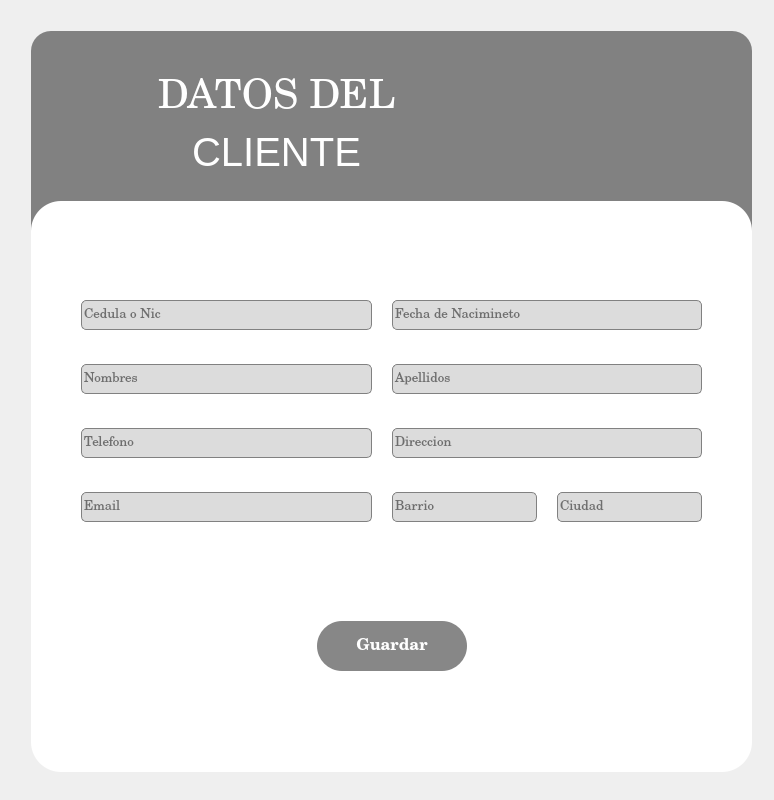
Old version of the form app/views/registrarClienteForm.ui in the repository Jpalacio98/Tzedaka.
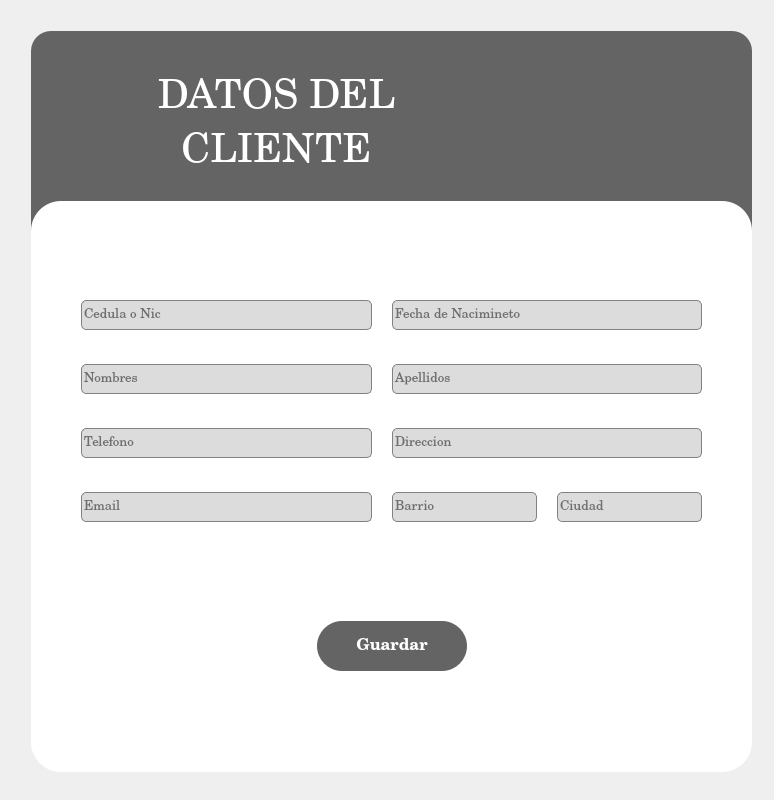
New version of the form. Icons and pictures are not drawn.

Patch:
```diff
--- a/app/views/registrarClienteForm.ui
+++ b/app/views/registrarClienteForm.ui
@@ -38,7 +38,7 @@
        </rect>
       </property>
       <property name="styleSheet">
-       <string notr="true">background-color: rgb(129, 129, 129);
+       <string notr="true">background-color: rgb(100, 100, 100);
 border-radius:20px;</string>
       </property>
       <property name="frameShape">
@@ -103,6 +103,7 @@
          <widget class="QLabel" name="label_3">
           <property name="font">
            <font>
+            <family>Century Schoolbook</family>
             <pointsize>30</pointsize>
            </font>
           </property>
@@ -490,7 +491,7 @@
             </font>
            </property>
            <property name="styleSheet">
-            <string notr="true">background-color: rgb(135, 135, 135);
+            <string notr="true">background-color: rgb(100, 100, 100);
 color: rgb(255, 255, 255);
 border-radius:25px;</string>
            </property>
```
